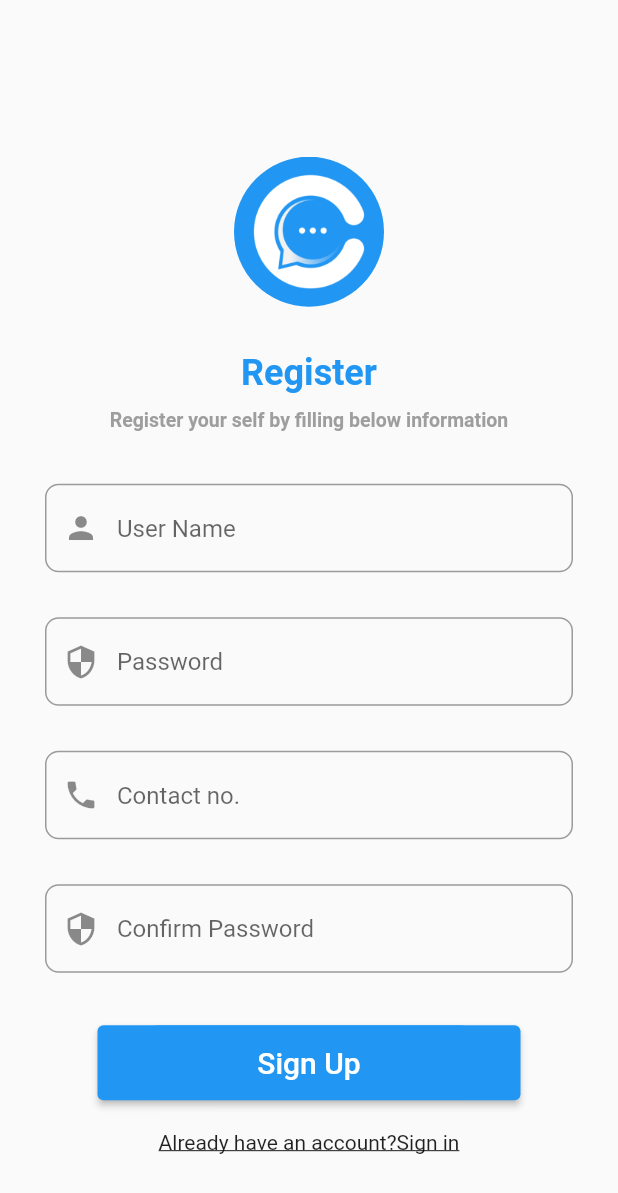
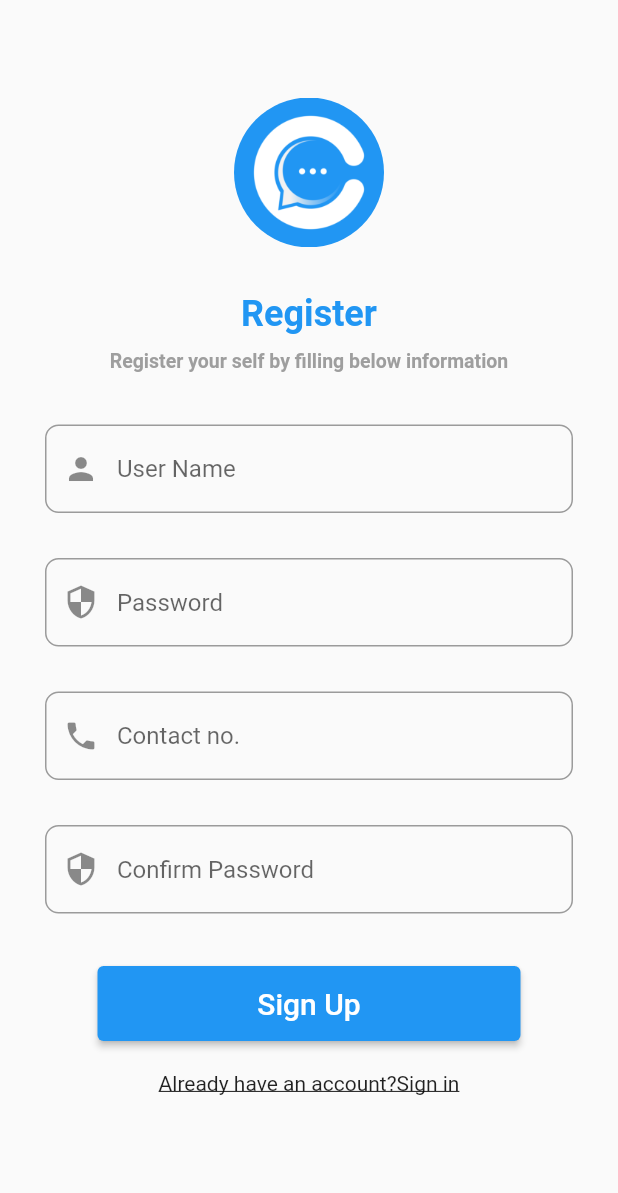
Before and after one commit to Fenillad-23/chatIn, a Flutter app: the Registration screen opened directly, on a phone screen of 412 x 824 dp. Shown: the top 1193 px of the screen. Run offline on Flutter 3.47's test engine with Material 2 defaults, Android fonts, the phone set to English and light mode, and no system bars; our stand-ins replace lottie.

```diff
--- a/lib/registration.dart
+++ b/lib/registration.dart
@@ -23,7 +23,8 @@ class _RegistrationState extends State<Registration> {
   Widget build(BuildContext context) {
     return Scaffold(
       resizeToAvoidBottomInset: true,
-      body: Form(
+      body: SingleChildScrollView(
+        child: Form(
           key: _formKey,
           child: Column(mainAxisAlignment: MainAxisAlignment.center, children: [
             Padding(
@@ -64,8 +65,7 @@ class _RegistrationState extends State<Registration> {
                   SizedBox(
                     height: 20,
                   ),
-                SingleChildScrollView(
-                  child: Column(children: [
+                  Column(children: [
                     Padding(
                       padding: EdgeInsets.all(15),
                       child: TextFormField(
@@ -95,6 +95,8 @@ class _RegistrationState extends State<Registration> {
                           labelText: 'Password',
                           hintText: 'Enter your password',
                         ),
+                        validator: (value) => Validators.passwordValidator(
+                            value!.trim(), "Password", 15),
                         onChanged: (value) => passwordController = value,
                       ),
                     ),
@@ -175,9 +177,9 @@ class _RegistrationState extends State<Registration> {
                       ],
                     )
                   ]),
-                ),
                 ]))
           ]),
+        ),
       ),
     );
   }
```
Lines whose indentation alone changed are shown as unchanged.
